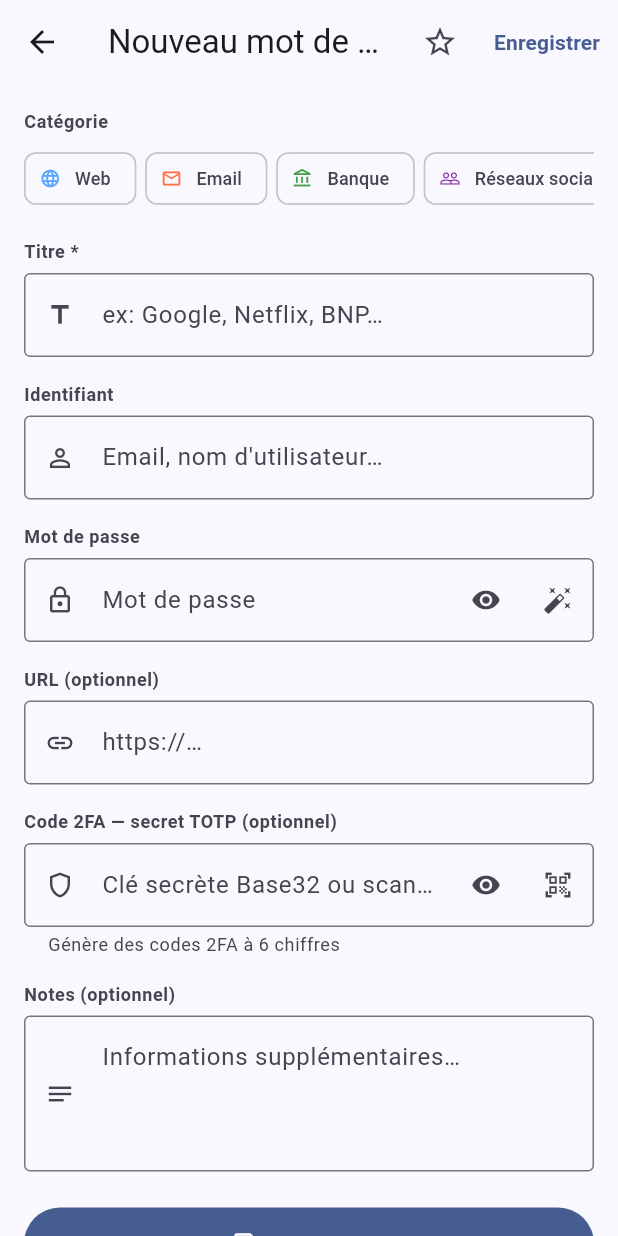
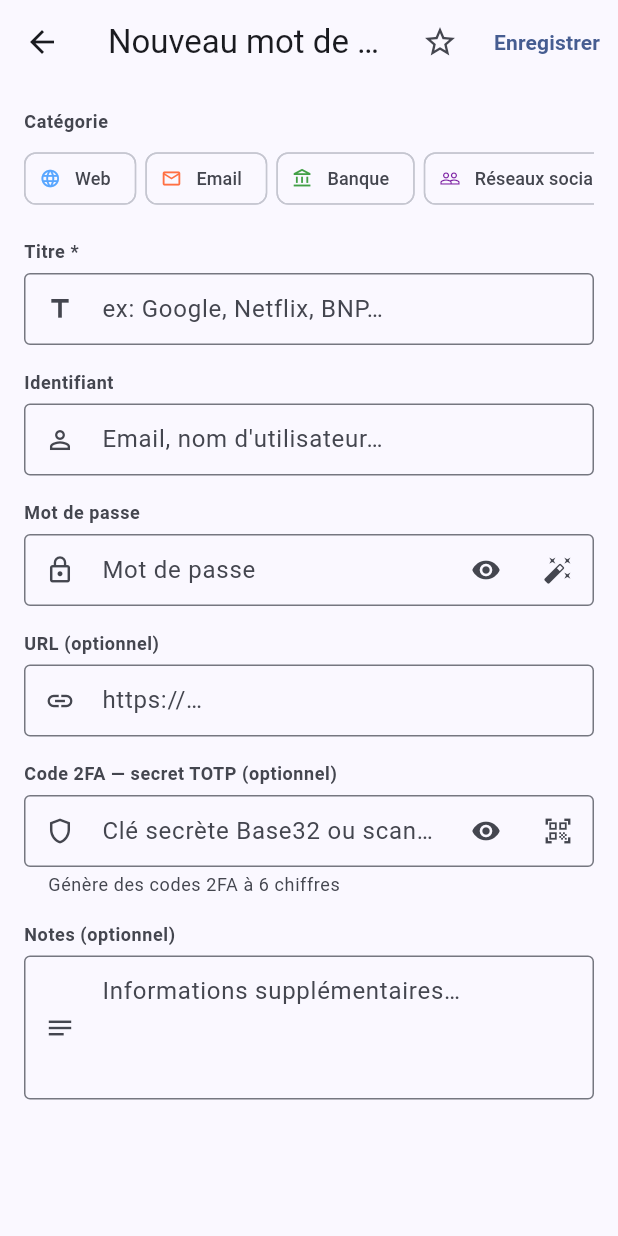
Before and after one commit to gitubpatrice/pass_tech, a Flutter app: the EntryEditScreen screen opened directly with empty values, on a phone screen of 412 x 824 dp. Run offline on Flutter 3.47's test engine with Material 3 defaults, Android fonts, the phone set to English and light mode, and no system bars; our stand-ins replace file_picker, flutter_secure_storage, flutter_slidable, share_plus, shared_preferences; missing offline and left inert: biometric_storage, encrypt, files_tech_core, mobile_scanner; accounts and stored records are empty.

Commit message:
feat(v1.12.5): TextField dense + suppression bouton Enregistrer dupliqué
- inputDecorationTheme : isDense + contentPadding réduit → tous les
  TextField passent de ~56dp à ~44dp (gain ~10dp × ~6 fields = 60dp)
- Suppression du FilledButton Enregistrer en bas du form
  (redondant avec le TextButton 'Enregistrer' déjà présent dans
  l'AppBar — toujours visible peu importe le scroll). Gain ~70dp.

Total : ~130dp libérés. Le formulaire respire enfin sur petits écrans
+ clavier ouvert.

Co-Authored-By: Claude Opus 4.7 (1M context) <noreply@anthropic.com>

```diff
--- a/lib/screens/about_screen.dart
+++ b/lib/screens/about_screen.dart
@@ -10,7 +10,7 @@ class AboutScreen extends StatefulWidget {
 }
 
 class _AboutScreenState extends State<AboutScreen> {
-  static const _version = '1.12.4';
+  static const _version = '1.12.5';
   static const _author = 'Patrice Haltaya';
 
   bool _checkingUpdate = false;
--- a/lib/screens/entry_edit_screen.dart
+++ b/lib/screens/entry_edit_screen.dart
@@ -207,6 +207,22 @@ class _EntryEditScreenState extends State<EntryEditScreen> {
 
   @override
   Widget build(BuildContext context) {
+    final base = Theme.of(context);
+    // Réduit globalement la hauteur de tous les TextField de ce formulaire
+    // (~56dp → ~44dp), gain ~10dp × N fields.
+    final dense = base.copyWith(
+      inputDecorationTheme: base.inputDecorationTheme.copyWith(
+        isDense: true,
+        contentPadding: const EdgeInsets.symmetric(
+          horizontal: 12,
+          vertical: 12,
+        ),
+      ),
+    );
+    return Theme(data: dense, child: _build(context));
+  }
+
+  Widget _build(BuildContext context) {
     return Scaffold(
       appBar: AppBar(
         title: Text(
@@ -291,18 +307,8 @@ class _EntryEditScreenState extends State<EntryEditScreen> {
             if (_type == EntryType.note) ..._buildNoteFields(),
             if (_type == EntryType.card) ..._buildCardFields(),
 
-            // Favori est désormais dans l'AppBar (icône étoile toggleable)
-            // → libère ~50dp dans le form, bouton Enregistrer remonte d'autant.
-            const SizedBox(height: 8),
-
-            FilledButton.icon(
-              onPressed: _saving ? null : _save,
-              icon: const Icon(Icons.save_outlined, size: 18),
-              label: Text(_saving ? 'Enregistrement…' : 'Enregistrer'),
-              style: FilledButton.styleFrom(
-                minimumSize: const Size.fromHeight(48),
-              ),
-            ),
+            // Favori et Enregistrer sont tous deux dans l'AppBar (haut).
+            // Pas de bouton dupliqué en bas du form — gain ~70dp.
             const SizedBox(height: 8),
           ],
         ),
--- a/lib/services/app_update.dart
+++ b/lib/services/app_update.dart
@@ -4,5 +4,5 @@ import 'package:files_tech_core/files_tech_core.dart';
 const appUpdateService = UpdateService(
   owner: 'gitubpatrice',
   repo: 'pass_tech',
-  currentVersion: '1.12.4',
+  currentVersion: '1.12.5',
 );
--- a/pubspec.yaml
+++ b/pubspec.yaml
@@ -1,7 +1,7 @@
 name: pass_tech
 description: "Gestionnaire de mots de passe 100% local et sécurisé"
 publish_to: 'none'
-version: 1.12.4+2023
+version: 1.12.5+2024
 
 environment:
   sdk: ^3.11.5
```
